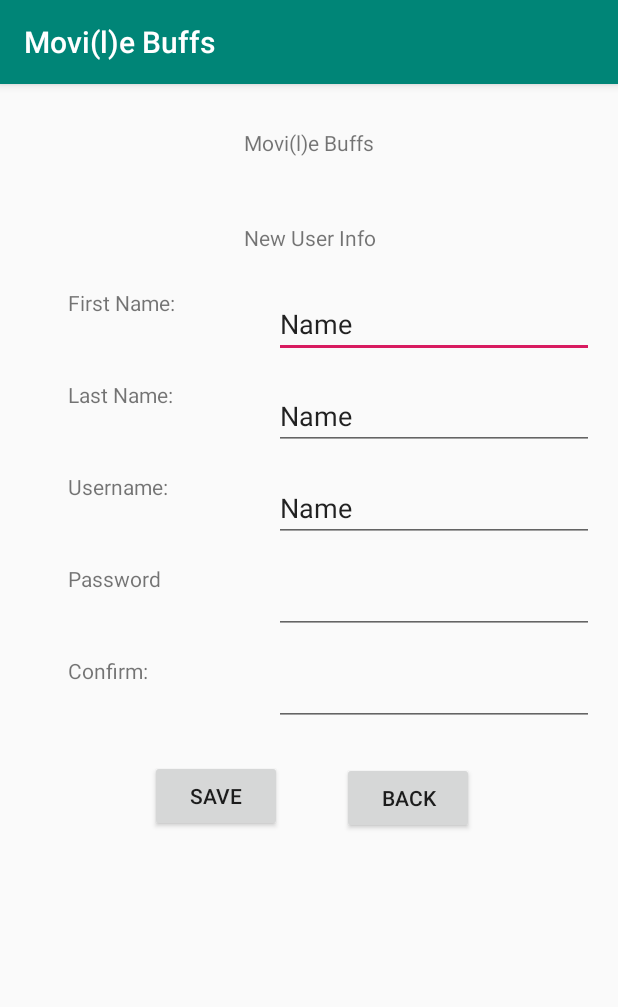
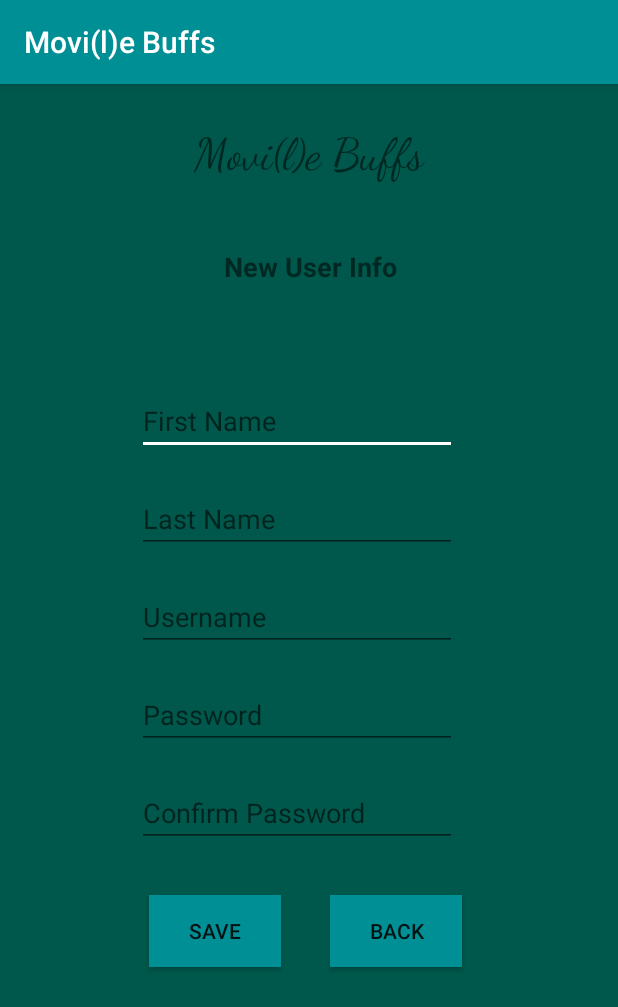
Before and after one commit to martindanielsanchez/Movile_Buffs, an Android app: the SignUpActivity screen opened directly, with no data from a screen before it, on a phone screen of 412 x 824 dp. Shown: the top 1007 px of the screen. Run offline under Robolectric (Android 15) with nearby library versions, the phone set to English and light mode, and no system bars.

Commit message:
Updated look of UI and added input verification for sign up

```diff
--- a/app/src/main/java/com/example/movilebuffs/SignUpActivity.java
+++ b/app/src/main/java/com/example/movilebuffs/SignUpActivity.java
@@ -28,11 +28,13 @@ public class SignUpActivity extends AppCompatActivity {
     EditText lastName;
     EditText username;
     EditText password;
+    EditText password2;
 
     String first;
     String last;
     String user;
     String pass;
+    String pass2;
 
     // url to create new product
     private static String url_create_user = "http://192.168.135.1:80/android_connect/create_user.php";
@@ -51,29 +53,33 @@ public class SignUpActivity extends AppCompatActivity {
         lastName = (EditText) findViewById(R.id.editTextLast);
         username = (EditText) findViewById(R.id.editTextUser);
         password = (EditText) findViewById(R.id.editTextPass);
+        password2 = (EditText) findViewById(R.id.editTextPass2);
 
 
     }
 
     /** Called when the user taps the Save button */
     public void save(View view) {
-
-        //CHECK ALL FIELDS ARE FILLED. IF NOT ALERT USER.
-
         //SAVE INFO INTO VARIABLES
-
         first = firstName.getText().toString();
         last = lastName.getText().toString();
         user = username.getText().toString();
         pass = password.getText().toString();
+        pass2 = password2.getText().toString();
 
-            //CHECK THAT PASSWORDS MATCH. IF NOT ALERT USER.
-
-
-        new CreateNewUser().execute(); // creating new user in background thread
-
-        //Intent intent = new Intent(this, MainActivity.class);
-        //startActivity(intent);
+        //CHECK ALL FIELDS ARE FILLED. IF NOT ALERT USER.
+        if(!first.isEmpty() && !last.isEmpty() && !user.isEmpty() && !pass.isEmpty() && !pass2.isEmpty()) {
+            //CHECK THAT PASSWORDS MATCH
+            if(pass.equals(pass2)) {
+                new CreateNewUser().execute(); // creating new user in background thread
+            }
+            else{
+                Toast.makeText(getApplicationContext(), "Passwords do not match!", Toast.LENGTH_SHORT).show();
+            }
+        }
+        else{
+            Toast.makeText(getApplicationContext(), "Please fill all fields.", Toast.LENGTH_SHORT).show();
+        }
     }
 
     /** Called when the user taps the Back button */
@@ -105,11 +111,6 @@ public class SignUpActivity extends AppCompatActivity {
          * Creating product
          * */
         protected String doInBackground(String... args) {
-            /*
-            String first = firstName.getText().toString();
-            String last = lastName.getText().toString();
-            String user = username.getText().toString();
-            String pass = password.getText().toString();*/
 
             //First check if username is already taken by calling webservice that in turn calls a stored procedure
             // Building Parameters
@@ -129,15 +130,6 @@ public class SignUpActivity extends AppCompatActivity {
 
                 if (success1 == 1) {
                     // There is no user with that username
-                    //Intent i = new Intent(getApplicationContext(), AllProductsActivity.class);
-                    //startActivity(i);
-                    /*
-                    runOnUiThread(new Runnable() {
-                        public void run() {
-                            Toast.makeText(getApplicationContext(), "Good Username pick!", Toast.LENGTH_LONG).show();
-                        }
-                    });*/
-
                     //NOW WE WILL CREATE THE USER
                     // Building Parameters
                     List<NameValuePair> params = new ArrayList<NameValuePair>();
@@ -159,8 +151,6 @@ public class SignUpActivity extends AppCompatActivity {
 
                         if (success == 1) {
                             // successfully created user
-                            //Intent i = new Intent(getApplicationContext(), AllProductsActivity.class);
-                            //startActivity(i);
                             runOnUiThread(new Runnable() {
 
                                 public void run() {
@@ -176,12 +166,9 @@ public class SignUpActivity extends AppCompatActivity {
                             runOnUiThread(new Runnable() {
 
                                 public void run() {
-
                                     Toast.makeText(getApplicationContext(), "Could not create user, check your internet connection!", Toast.LENGTH_SHORT).show();
-
                                 }
                             });
-
                         }
                     } catch (JSONException e) {
                         e.printStackTrace();
--- a/app/src/main/res/layout/activity_sign_up.xml
+++ b/app/src/main/res/layout/activity_sign_up.xml
@@ -4,6 +4,7 @@
     xmlns:tools="http://schemas.android.com/tools"
     android:layout_width="match_parent"
     android:layout_height="match_parent"
+    android:background="@color/colorPrimaryDark"
     tools:context=".SignUpActivity">
 
     <TextView
@@ -12,6 +13,8 @@
         android:layout_height="wrap_content"
         android:layout_marginTop="16dp"
         android:text="Movi(l)e Buffs"
+        android:textSize="30sp"
+        app:fontFamily="cursive"
         app:layout_constraintBottom_toBottomOf="parent"
         app:layout_constraintEnd_toEndOf="parent"
         app:layout_constraintHorizontal_bias="0.5"
@@ -25,6 +28,8 @@
         android:layout_height="wrap_content"
         android:layout_marginTop="44dp"
         android:text="New User Info"
+        android:textSize="18sp"
+        android:textStyle="bold"
         app:layout_constraintEnd_toEndOf="parent"
         app:layout_constraintHorizontal_bias="0.503"
         app:layout_constraintStart_toStartOf="parent"
@@ -34,142 +39,100 @@
         android:id="@+id/editTextFirst"
         android:layout_width="wrap_content"
         android:layout_height="wrap_content"
-        android:layout_marginTop="25dp"
+        android:layout_marginTop="68dp"
         android:layout_marginEnd="16dp"
         android:layout_marginRight="16dp"
         android:ems="10"
+        android:hint="First Name"
         android:inputType="textPersonName"
-        android:text="Name"
         app:layout_constraintEnd_toEndOf="parent"
+        app:layout_constraintStart_toStartOf="parent"
         app:layout_constraintTop_toBottomOf="@+id/textView5" />
-
-    <EditText
-        android:id="@+id/editTextLast"
-        android:layout_width="wrap_content"
-        android:layout_height="wrap_content"
-        android:layout_marginTop="16dp"
-        android:layout_marginEnd="16dp"
-        android:layout_marginRight="16dp"
-        android:ems="10"
-        android:inputType="textPersonName"
-        android:text="Name"
-        app:layout_constraintEnd_toEndOf="parent"
-        app:layout_constraintTop_toBottomOf="@+id/editTextFirst" />
 
     <EditText
         android:id="@+id/editTextUser"
         android:layout_width="wrap_content"
         android:layout_height="wrap_content"
-        android:layout_marginTop="16dp"
+        android:layout_marginTop="20dp"
         android:layout_marginEnd="16dp"
         android:layout_marginRight="16dp"
         android:ems="10"
+        android:hint="Username"
         android:inputType="textPersonName"
-        android:text="Name"
         app:layout_constraintEnd_toEndOf="parent"
+        app:layout_constraintStart_toStartOf="parent"
         app:layout_constraintTop_toBottomOf="@+id/editTextLast" />
-
-    <TextView
-        android:id="@+id/textView10"
-        android:layout_width="121dp"
-        android:layout_height="45dp"
-        android:layout_marginTop="16dp"
-        android:layout_marginEnd="16dp"
-        android:layout_marginRight="16dp"
-        android:text="Username:"
-        app:layout_constraintEnd_toStartOf="@+id/editTextUser"
-        app:layout_constraintTop_toBottomOf="@+id/textView7" />
 
     <EditText
         android:id="@+id/editTextPass"
         android:layout_width="wrap_content"
         android:layout_height="wrap_content"
-        android:layout_marginTop="16dp"
+        android:layout_marginTop="20dp"
         android:layout_marginEnd="16dp"
         android:layout_marginRight="16dp"
         android:ems="10"
+        android:hint="Password"
         android:inputType="textPassword"
         app:layout_constraintEnd_toEndOf="parent"
+        app:layout_constraintStart_toStartOf="parent"
         app:layout_constraintTop_toBottomOf="@+id/editTextUser" />
 
     <EditText
         android:id="@+id/editTextPass2"
         android:layout_width="wrap_content"
         android:layout_height="wrap_content"
-        android:layout_marginTop="16dp"
+        android:layout_marginTop="20dp"
         android:layout_marginEnd="16dp"
         android:layout_marginRight="16dp"
         android:ems="10"
+        android:hint="Confirm Password"
         android:inputType="textPassword"
         app:layout_constraintEnd_toEndOf="parent"
+        app:layout_constraintStart_toStartOf="parent"
         app:layout_constraintTop_toBottomOf="@+id/editTextPass" />
 
-    <TextView
-        android:id="@+id/textView12"
-        android:layout_width="121dp"
-        android:layout_height="45dp"
-        android:layout_marginTop="16dp"
+    <EditText
+        android:id="@+id/editTextLast"
+        android:layout_width="wrap_content"
+        android:layout_height="wrap_content"
+        android:layout_marginTop="20dp"
         android:layout_marginEnd="16dp"
         android:layout_marginRight="16dp"
-        android:text="Confirm:"
-        app:layout_constraintEnd_toStartOf="@+id/editTextPass2"
-        app:layout_constraintTop_toBottomOf="@+id/textView11" />
+        android:ems="10"
+        android:hint="Last Name"
+        android:inputType="textPersonName"
+        app:layout_constraintEnd_toEndOf="parent"
+        app:layout_constraintStart_toStartOf="parent"
+        app:layout_constraintTop_toBottomOf="@+id/editTextFirst" />
+
+    <Button
+        android:id="@+id/button2"
+        android:layout_width="wrap_content"
+        android:layout_height="wrap_content"
+        android:layout_marginTop="32dp"
+        android:layout_marginEnd="104dp"
+        android:layout_marginRight="104dp"
+        android:background="@color/colorPrimary"
+        android:onClick="back"
+        android:text="Back"
+        app:layout_constraintEnd_toEndOf="parent"
+        app:layout_constraintTop_toBottomOf="@+id/editTextPass2" />
 
     <Button
         android:id="@+id/button"
         android:layout_width="wrap_content"
         android:layout_height="wrap_content"
-        android:layout_marginTop="24dp"
-        android:layout_marginEnd="40dp"
-        android:layout_marginRight="40dp"
+        android:layout_marginStart="99dp"
+        android:layout_marginLeft="99dp"
+        android:layout_marginTop="32dp"
+        android:layout_marginEnd="32dp"
+        android:layout_marginRight="32dp"
+        android:background="@color/colorPrimary"
         android:onClick="save"
         android:text="Save"
         app:layout_constraintEnd_toStartOf="@+id/button2"
-        app:layout_constraintTop_toBottomOf="@+id/textView12" />
-
-    <Button
-        android:id="@+id/button2"
-        android:layout_width="wrap_content"
-        android:layout_height="wrap_content"
-        android:layout_marginTop="24dp"
-        android:layout_marginEnd="96dp"
-        android:layout_marginRight="96dp"
-        android:onClick="back"
-        android:text="Back"
-        app:layout_constraintEnd_toEndOf="parent"
+        app:layout_constraintHorizontal_bias="0.0"
+        app:layout_constraintStart_toStartOf="parent"
         app:layout_constraintTop_toBottomOf="@+id/editTextPass2" />
 
-    <TextView
-        android:id="@+id/textView11"
-        android:layout_width="121dp"
-        android:layout_height="45dp"
-        android:layout_marginTop="16dp"
-        android:layout_marginEnd="16dp"
-        android:layout_marginRight="16dp"
-        android:text="Password"
-        app:layout_constraintEnd_toStartOf="@+id/editTextPass"
-        app:layout_constraintTop_toBottomOf="@+id/textView10" />
-
-    <TextView
-        android:id="@+id/textView6"
-        android:layout_width="121dp"
-        android:layout_height="45dp"
-        android:layout_marginTop="136dp"
-        android:layout_marginEnd="16dp"
-        android:layout_marginRight="16dp"
-        android:text="First Name:"
-        app:layout_constraintEnd_toStartOf="@+id/editTextFirst"
-        app:layout_constraintTop_toTopOf="parent" />
-
-    <TextView
-        android:id="@+id/textView7"
-        android:layout_width="121dp"
-        android:layout_height="45dp"
-        android:layout_marginTop="16dp"
-        android:layout_marginEnd="16dp"
-        android:layout_marginRight="16dp"
-        android:text="Last Name:"
-        app:layout_constraintEnd_toStartOf="@+id/editTextLast"
-        app:layout_constraintTop_toBottomOf="@+id/textView6" />
-
 </androidx.constraintlayout.widget.ConstraintLayout>
--- a/app/src/main/res/values/colors.xml
+++ b/app/src/main/res/values/colors.xml
@@ -1,6 +1,6 @@
 <?xml version="1.0" encoding="utf-8"?>
 <resources>
-    <color name="colorPrimary">#008577</color>
+    <color name="colorPrimary">#008F94</color>
     <color name="colorPrimaryDark">#00574B</color>
-    <color name="colorAccent">#D81B60</color>
+    <color name="colorAccent">#FFFFFF</color>
 </resources>
```
Also changed, not shown: app/src/main/res/layout/activity_main.xml (+10 -2 lines), app/src/main/res/layout/activity_movie_detail.xml (+14 -6 lines), app/src/main/res/layout/activity_movie_list.xml (+19 -12 lines), app/src/main/res/layout/activity_movie_poster.xml (+9 -1 lines).
